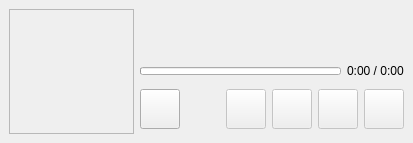
First picture: the form in mainform.ui, repository hzqtc/pea, before the edit.
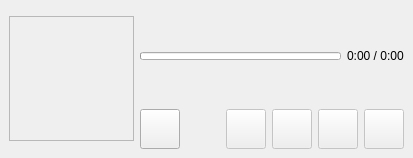
Second picture: the form after the edit. Icons and pictures are not drawn.

Commit message: auto shrink window size on startup

Diff of the .ui file:
```diff
--- a/mainform.ui
+++ b/mainform.ui
@@ -2,12 +2,6 @@
 <ui version="4.0">
  <class>MainForm</class>
  <widget class="QMainWindow" name="MainForm">
-  <property name="sizePolicy">
-   <sizepolicy hsizetype="Fixed" vsizetype="Fixed">
-    <horstretch>0</horstretch>
-    <verstretch>0</verstretch>
-   </sizepolicy>
-  </property>
   <property name="windowTitle">
    <string>Pea - Disconnected</string>
   </property>
@@ -40,9 +34,6 @@
       <property name="frameShape">
        <enum>QFrame::StyledPanel</enum>
       </property>
-      <property name="text">
-       <string/>
-      </property>
       <property name="alignment">
        <set>Qt::AlignCenter</set>
       </property>
@@ -100,6 +91,19 @@
         </item>
        </layout>
       </item>
+      <item>
+       <spacer name="verticalSpacer">
+        <property name="orientation">
+         <enum>Qt::Vertical</enum>
+        </property>
+        <property name="sizeHint" stdset="0">
+         <size>
+          <width>20</width>
+          <height>40</height>
+         </size>
+        </property>
+       </spacer>
+      </item>
       <item>
        <layout class="QHBoxLayout" name="horizontalLayout">
         <item>
```
The commit also changes 3 other files.
